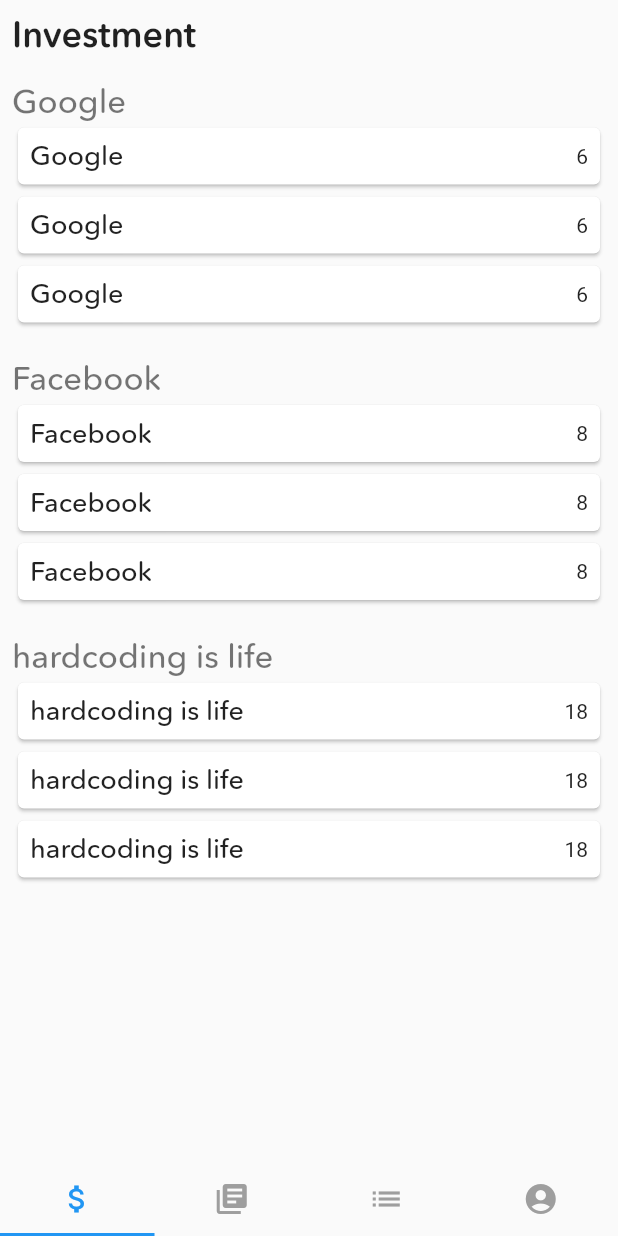
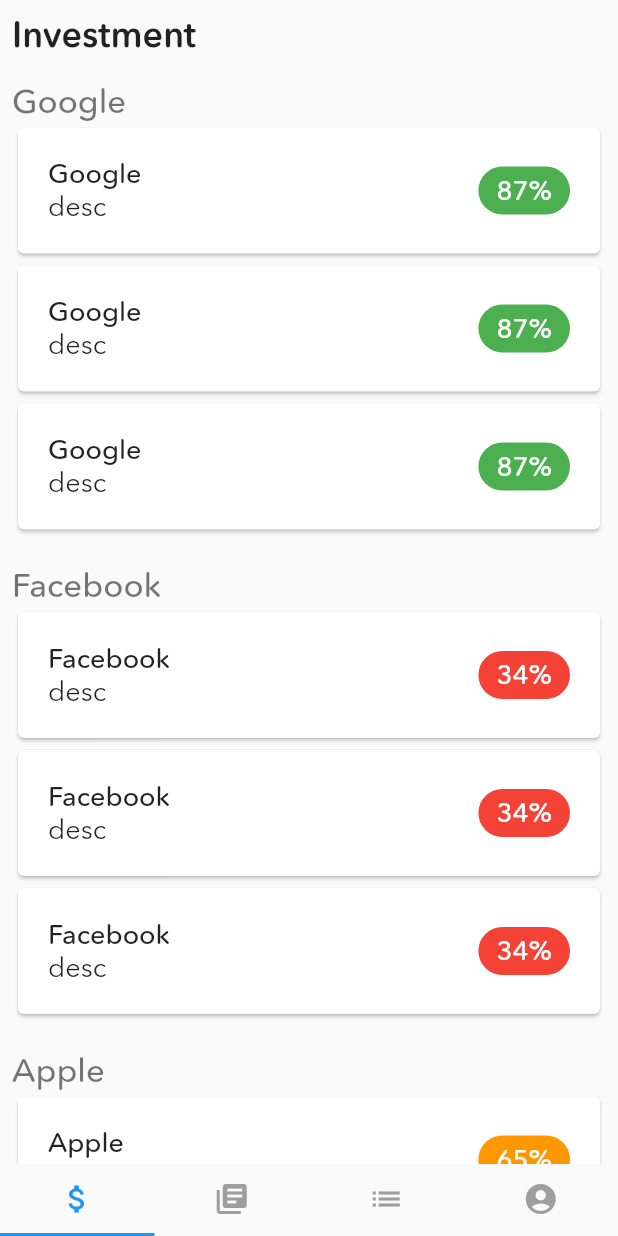
Before and after one commit to alexpavelm/DevHacksProject, a Flutter app: the screen it shows after launch, on a phone screen of 412 x 824 dp. Run offline on Flutter 3.47's test engine with Material 2 defaults, Android fonts, the phone set to English and light mode, and no system bars.

Commit message:
investmentView

```diff
--- a/lib/InvestmentPage/InvestmentView.dart
+++ b/lib/InvestmentPage/InvestmentView.dart
@@ -4,7 +4,12 @@ class InvestmentView extends StatefulWidget {
   @override
   _InvestmentViewState createState() => _InvestmentViewState();
 }
-
+class InvestmentData{
+  String name;
+  String description;
+  int points;
+  InvestmentData(this.name,this.description,this.points);
+}
 class _InvestmentViewState extends State<InvestmentView> {
   @override
   Widget build(BuildContext context) {
@@ -31,40 +36,101 @@ class _InvestmentViewState extends State<InvestmentView> {
   }
 
   Widget buildList() {
-    List<String> titles = new List();
-    titles.add("Google");
-    titles.add("Facebook");
-    titles.add("hardcoding is life");
+    List<InvestmentData> titles = new List();
+    titles.add(InvestmentData("Google","desc Google",87));
+    titles.add(InvestmentData("Facebook","desc Facebook",34));
+    titles.add(InvestmentData("Apple","desc Apple",65));
     return Column(
-      children: titles.map((data) => investBlock(data, data.length)).toList(),
+      children: titles.map((data) => investBlock(data.name, data.points, data.description)).toList(),
     );
   }
 
-  Widget investBlock(String title, int points) {
+  // foreach(list) => {return list.title list.desc list.}
+  Widget investBlock(String title, int points, String desc) {
     return Padding(
       padding: const EdgeInsets.only(bottom: 20),
       child: Column(
         crossAxisAlignment: CrossAxisAlignment.start,
         children: <Widget>[
-          Text(title, style: TextStyle(fontFamily: 'Avenir', fontSize: 22, fontWeight: FontWeight.w500, color: Colors.black54),),
-          investCard(title, points),
-          investCard(title, points),
-          investCard(title, points),
+          Text(
+            title,
+            style: TextStyle(
+                fontFamily: 'Avenir',
+                fontSize: 22,
+                fontWeight: FontWeight.w500,
+                color: Colors.black54),
+          ),
+          //random data
+          investCard(title, "desc", points),
+          investCard(title, "desc", points),
+          investCard(title, "desc", points),
         ],
       ),
     );
   }
-  Widget investCard(title, points) {
+
+  Widget investCard(title, description, points) {
     return Card(
       child: Container(
         child: Padding(
-          padding: const EdgeInsets.all(8.0),
+          padding: const EdgeInsets.all(20.0),
           child: Row(
-            mainAxisAlignment: MainAxisAlignment.spaceBetween,
-            children: <Widget>[Text(title, style: TextStyle(fontFamily: 'Avenir', fontSize: 18, fontWeight: FontWeight.w500),), Text(points.toString())],
-          ),
+              mainAxisAlignment: MainAxisAlignment.spaceBetween,
+              children: <Widget>[
+                Column(
+                  crossAxisAlignment: CrossAxisAlignment.start,
+                  children: <Widget>[
+                    Text(
+                      title,
+                      style: TextStyle(
+                          fontFamily: 'Avenir',
+                          fontSize: 18,
+                          fontWeight: FontWeight.w500),
+                    ),
+                    Container(
+                      alignment: Alignment(-1,0),
+                      child: Text(
+                        description,
+                        style: TextStyle(
+                            fontFamily: 'Avenir',
+                            fontSize: 18,
+                            fontWeight: FontWeight.w100),
+                      ),
+                    )
+                  ],
+                ),
+                getBoxRounded(points)
+              ]),
         ),
       ),
     );
   }
+
+  Widget getBoxRounded(int data) {
+    return Container(
+      padding: EdgeInsets.only(left: 12, top: 5, right: 12, bottom: 5),
+      child: Text(
+        data.toString() + "%",
+        style: TextStyle(
+          fontFamily: 'Avenir',
+          fontSize: 18,
+          fontWeight: FontWeight.w500,
+          color: Colors.white,
+        ),
+      ),
+      decoration: BoxDecoration(
+          borderRadius: BorderRadius.circular(20.0),
+          color: getColorBasedOnScore(data)),
+    );
+  }
+
+  Color getColorBasedOnScore(int points) {
+    if (points > 80) {
+      return Colors.green;
+    }
+    if (points > 50) {
+      return Colors.orange;
+    }
+    return Colors.red;
+  }
 }
```
Also changed, not shown: pubspec.lock.
